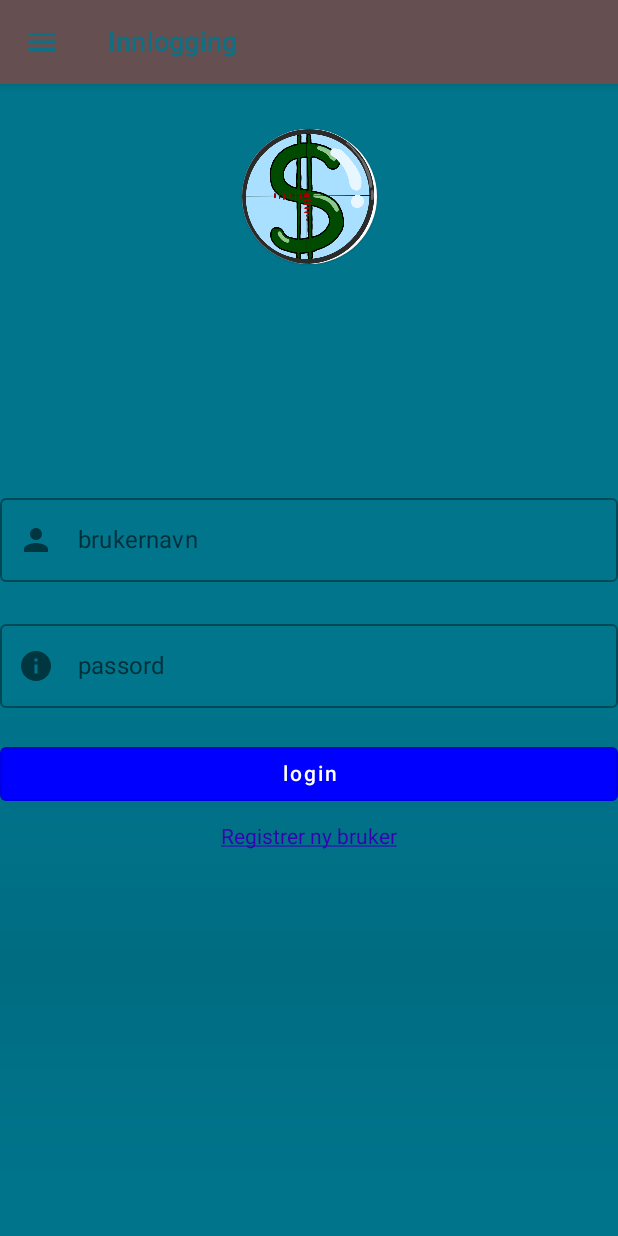
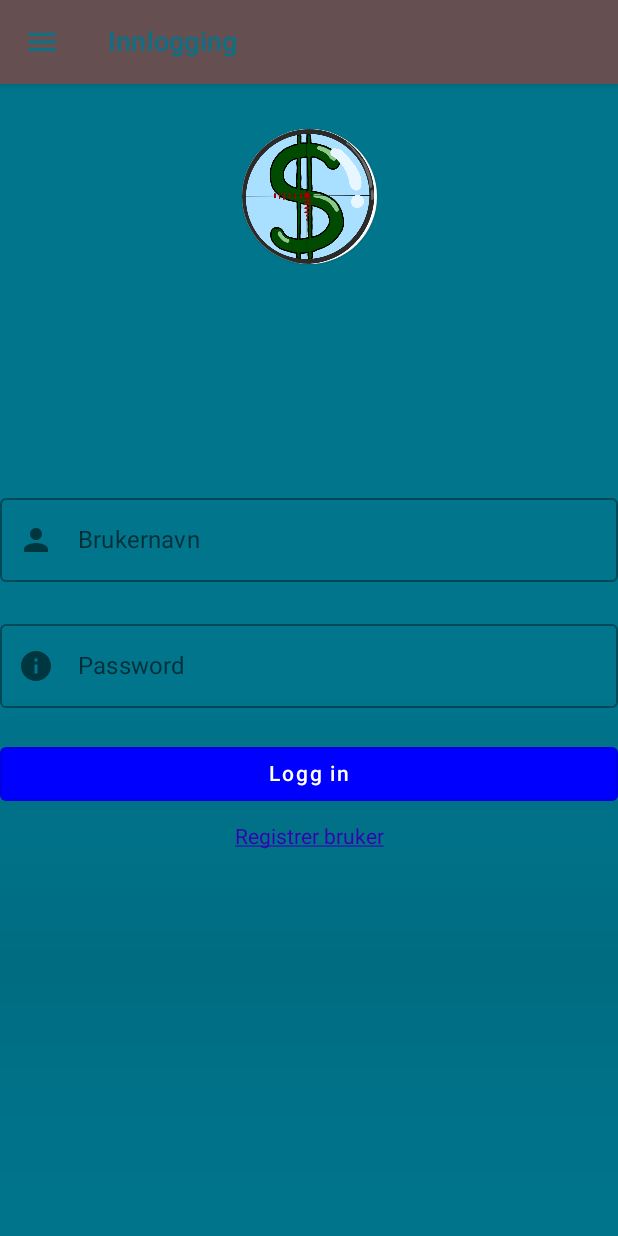
Before and after one commit to Leooo79/PrisjegerMob, an Android app built with Jetpack Compose: the HandlelisteScreen screen opened through its navigation route, on a phone screen of 412 x 824 dp. Run offline under Robolectric (Android 15) with nearby library versions, the phone set to English and light mode, and no system bars; our stand-ins replace Room's generated code, livedata-compose; libraries missing offline, so code that uses them is left out: com.chillibits.simplesettings; 1 statement that could not run was skipped.

Commit message:
Fullført(?) språk for loginScreen.kt

```diff
--- a/app/src/main/java/no/usn/rygleo/prisjegermobv1/ui/LoginScreen.kt
+++ b/app/src/main/java/no/usn/rygleo/prisjegermobv1/ui/LoginScreen.kt
@@ -17,6 +17,7 @@ import androidx.compose.ui.draw.drawWithContent
 import androidx.compose.ui.graphics.Color
 import androidx.compose.ui.layout.ContentScale
 import androidx.compose.ui.res.painterResource
+import androidx.compose.ui.res.stringResource
 import androidx.compose.ui.text.AnnotatedString
 import androidx.compose.ui.text.TextStyle
 import androidx.compose.ui.text.font.FontFamily
@@ -41,6 +42,14 @@ fun LoginScreen( prisjegerViewModel: PrisjegerViewModel) {
     val openDialog = remember { mutableStateOf(false) }
     var text by remember { mutableStateOf("") }
 
+    val feilBrukerNavn = stringResource(id = R.string.wrongUserNameOrPassword)
+    val loggetInn = stringResource(id = R.string.loggedIn)
+    val userAlreadyExists = stringResource(id = R.string.userAlreadyExists)
+    val userRegistered = stringResource(id = R.string.userRegistered)
+    val userMustHaveValue = stringResource(id = R.string.userMustHaveValue)
+    val register = stringResource(id = R.string.register)
+    val logout = stringResource(id = R.string.logout)
+
 
     if (openDialog.value) {
         AlertDialog(
@@ -59,7 +68,7 @@ fun LoginScreen( prisjegerViewModel: PrisjegerViewModel) {
                         modifier = Modifier.fillMaxWidth(),
                         onClick = { openDialog.value = false }
                     ) {
-                        Text("Tilbake")
+                        Text(stringResource(id = R.string.goBack))
                     }
                 }
             }
@@ -103,7 +112,7 @@ fun LoginScreen( prisjegerViewModel: PrisjegerViewModel) {
             OutlinedTextField(
                 value = brukerNavn,
                 onValueChange = { brukerNavn = it },
-                label = { Text("brukernavn") },
+                label = { Text(stringResource(id = R.string.userName)) },
                 leadingIcon = {
                     Icon(Icons.Default.Person, contentDescription = "bruker")
                 },
@@ -114,7 +123,7 @@ fun LoginScreen( prisjegerViewModel: PrisjegerViewModel) {
             OutlinedTextField(
                 value = passord,
                 onValueChange = { passord = it },
-                label = { Text("passord") },
+                label = { Text(stringResource(id = R.string.password)) },
                 leadingIcon = {
                     Icon(Icons.Default.Info, contentDescription = "password")
                 },
@@ -136,14 +145,14 @@ fun LoginScreen( prisjegerViewModel: PrisjegerViewModel) {
                             ) {
                                 // TODO: trenger ny verdi brukernavn
                                 isLoggedIn = true
-                                text = "logget inn"
+                                text = loggetInn
                             } else {
                                 isLoggedIn = false
-                                text = "Feil passord eller brukernavn"
+                                text = feilBrukerNavn
                             }
                             //HVIS VELLYKKET = RES.JSON("MEDLING": 'INNLOGGET')
                         } else {
-                            text = "feil passord eller brukernavn"
+                            text = feilBrukerNavn
                         }
                         openDialog.value = true
                     },
@@ -157,7 +166,7 @@ fun LoginScreen( prisjegerViewModel: PrisjegerViewModel) {
                     )
                 ) {
                     Text(
-                        text = "login",
+                        text = stringResource(id = R.string.Login),
                         textAlign = TextAlign.Center
                     )
 
@@ -170,7 +179,7 @@ fun LoginScreen( prisjegerViewModel: PrisjegerViewModel) {
                 ) {
 
                     ClickableText(
-                        text = AnnotatedString("Registrer ny bruker"),
+                        text = AnnotatedString(stringResource(id = R.string.registerUser)),
 
                         onClick = { isLoggedIn1 = true },
                         style = TextStyle(
@@ -189,12 +198,14 @@ fun LoginScreen( prisjegerViewModel: PrisjegerViewModel) {
                             if (prisjegerViewModel.registrerAPI.value
                                     .equals("brukerEKS")
                             ) {
-                                text = "bruker eksisterer allerede"
+                                //"bruker eksisterer allerede"
+                                text = userAlreadyExists
 
                             } else {
-                                text = "bruker registrert"
+                                //Bruker registrert
+                                text = userRegistered
                             }
-                        } else text = "brukernavn og passord må ha verdi"
+                        } else text = userMustHaveValue
                         openDialog.value = true
                         isLoggedIn1 = false
 
@@ -209,7 +220,7 @@ fun LoginScreen( prisjegerViewModel: PrisjegerViewModel) {
                     )
                 ) {
                     Text(
-                        text = "Registrer",
+                        text = register,
                         textAlign = TextAlign.Center
                     )
 
@@ -235,7 +246,7 @@ fun LoginScreen( prisjegerViewModel: PrisjegerViewModel) {
                     contentColor = Color.White
                 )
             ){Text(
-                text = "Logg ut",
+                text = logout,
                 textAlign = TextAlign.Center
             ) }
         }
--- a/app/src/main/res/values/strings.xml
+++ b/app/src/main/res/values/strings.xml
@@ -23,4 +23,16 @@
     <string name="aboutTore">Tore har en stor du vet hva ;)</string>
     <string name="price">pris</string>
     <string name="showDetailsButton">Vis detaljer</string>
+    <string name="goBack">Gå tilbake</string>
+    <string name="userName">Brukernavn</string>
+    <string name="password">Password</string>
+    <string name="wrongUserNameOrPassword">Feil brukernavn eller passord</string>
+    <string name="loggedIn">Logget in</string>
+    <string name="Login">Logg in</string>
+    <string name="registerUser">Registrer bruker</string>
+    <string name="userAlreadyExists">Denne brukeren finnes allerede</string>
+    <string name="userRegistered">Bruker registrert</string>
+    <string name="userMustHaveValue">Brukernavn og eller passord kan ikke være tom</string>
+    <string name="register">Registrer</string>
+    <string name="logout">Logg ut</string>
 </resources>
```
Also changed, not shown: app/src/main/res/drawable-v24/daniel.png (added), 2 other files.
